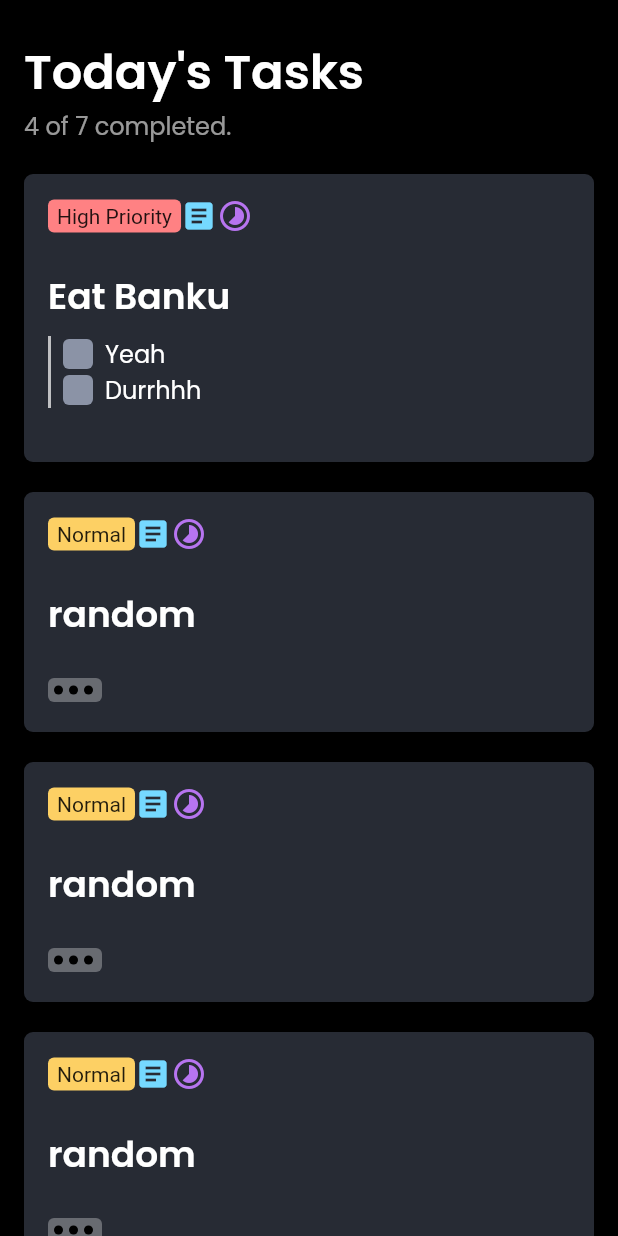
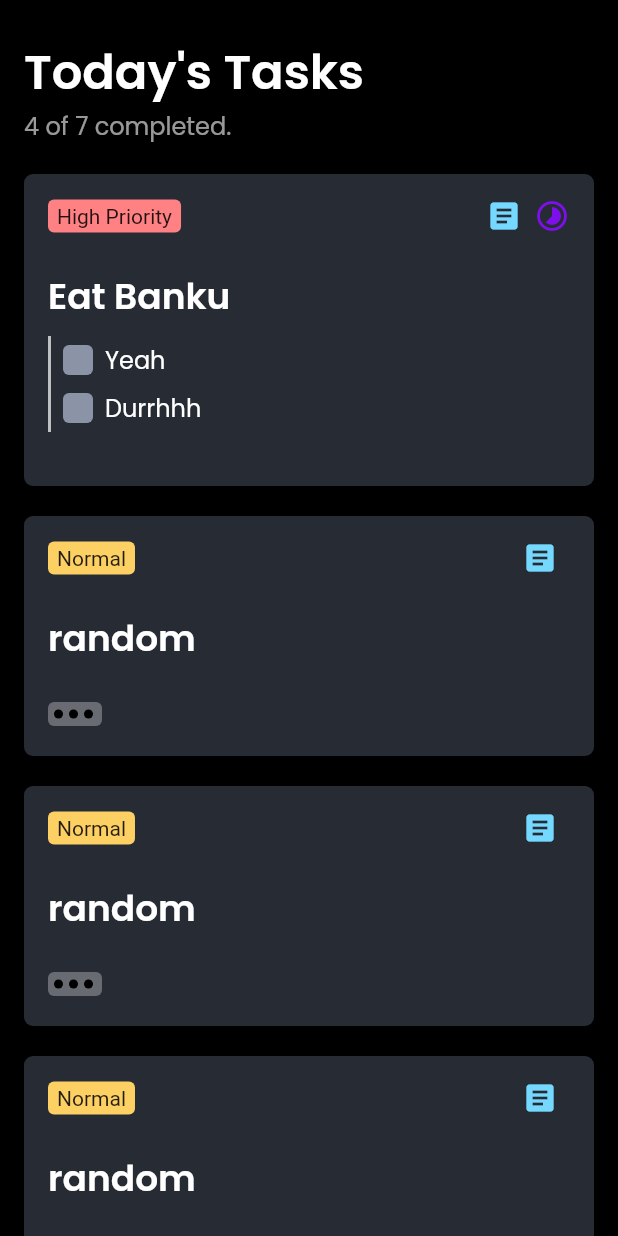
Before and after one commit to amenolabode/task_management, a Flutter app: the screen it shows after launch, after a tap on "High Priority", on a phone screen of 412 x 824 dp. Run offline on Flutter 3.47's test engine with Material 2 defaults, Android fonts, the phone set to English and light mode, and no system bars.

Commit message:
created color style

```diff
--- a/lib/Components/task_card.dart
+++ b/lib/Components/task_card.dart
@@ -46,7 +46,7 @@ class _TaskCardState extends State<TaskCard> {
           padding: const EdgeInsets.all(16),
           // height: height * 0.2,
           decoration: BoxDecoration(
-            color: const Color(0xff272B34),
+            color: cardColor,
             borderRadius: BorderRadius.circular(6),
           ),
           child: Column(
@@ -62,17 +62,24 @@ class _TaskCardState extends State<TaskCard> {
                         borderRadius: BorderRadius.circular(4)),
                     child: Text(widget.cardStatus),
                   ),
-                  Align(
-                    alignment: Alignment.centerRight,
+                  Expanded(
                     child: Row(
-                      children: const [
-                        Icon(
-                          Icons.article,
-                          color: Color(0xff75D9FF),
+                      crossAxisAlignment: CrossAxisAlignment.end,
+                      mainAxisAlignment: MainAxisAlignment.end,
+                      children: [
+                        const Padding(
+                          padding: EdgeInsets.only(right: 8),
+                          child: Icon(
+                            Icons.article,
+                            color: articleColor,
+                          ),
                         ),
-                        Icon(
-                          Icons.timelapse,
-                          color: Color(0xffB774F0),
+                        Visibility(
+                          visible: visibilityToggle,
+                          child: const Icon(
+                            Icons.timelapse,
+                            color: primaryColor,
+                          ),
                         ),
                       ],
                     ),
--- a/lib/Components/task_list.dart
+++ b/lib/Components/task_list.dart
@@ -13,7 +13,7 @@ class TaskList extends StatelessWidget {
       children: [
         Container(
           width: 2,
-          height: 24,
+          height: 32,
           decoration: const BoxDecoration(color: Colors.white70),
         ),
         Row(
--- a/lib/app.dart
+++ b/lib/app.dart
@@ -1,6 +1,6 @@
 import 'package:flutter/material.dart';
 // import 'package:task_management/Components/task_card.dart';
-import 'package:task_management/Screens/task_home.dart';
+import 'package:task_management/Screens/task_view.dart';
 
 class MyApp extends StatelessWidget {
   const MyApp({Key? key}) : super(key: key);
--- a/lib/styles.dart
+++ b/lib/styles.dart
@@ -29,3 +29,8 @@ const TextStyle bodyTextStyleGrey = TextStyle(
     fontSize: 16,
     fontWeight: FontWeight.w400,
     color: Colors.white60);
+
+const Color primaryColor = Color(0xff7D0FEC);
+const Color yellowColor = Color(0xff7D0FEC);
+const Color cardColor = Color(0xff272B34);
+const Color articleColor = Color(0xff75D9FF);
```
Also changed, not shown: lib/Screens/task_view.dart (renamed from lib/Screens/task_home.dart).
